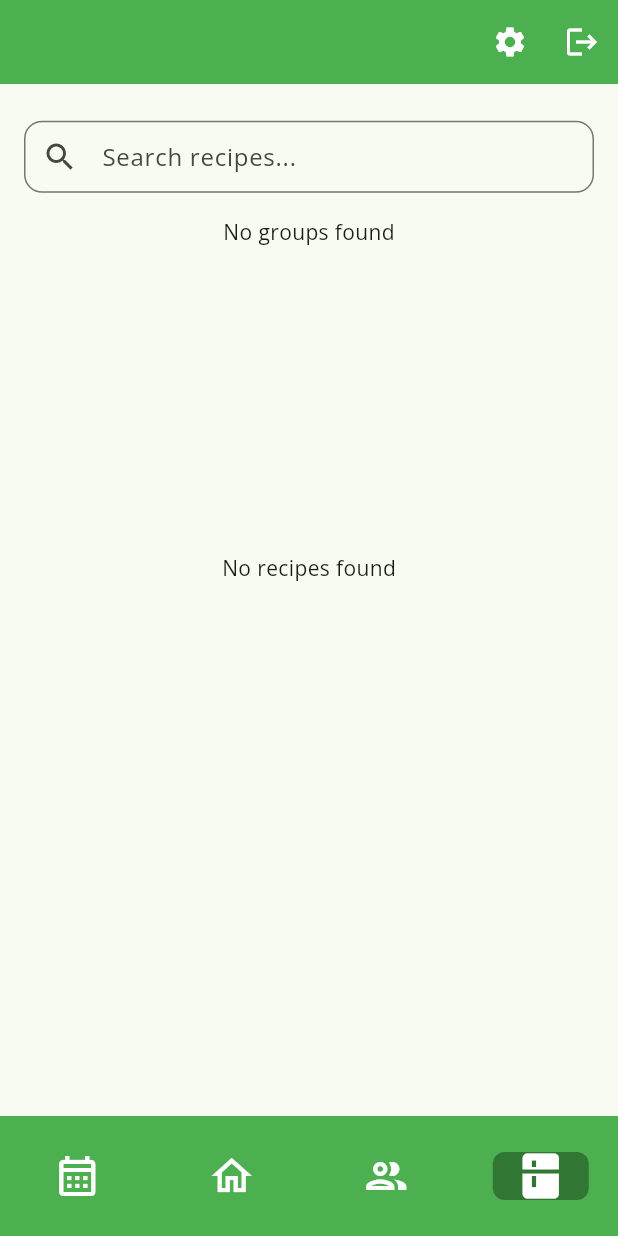
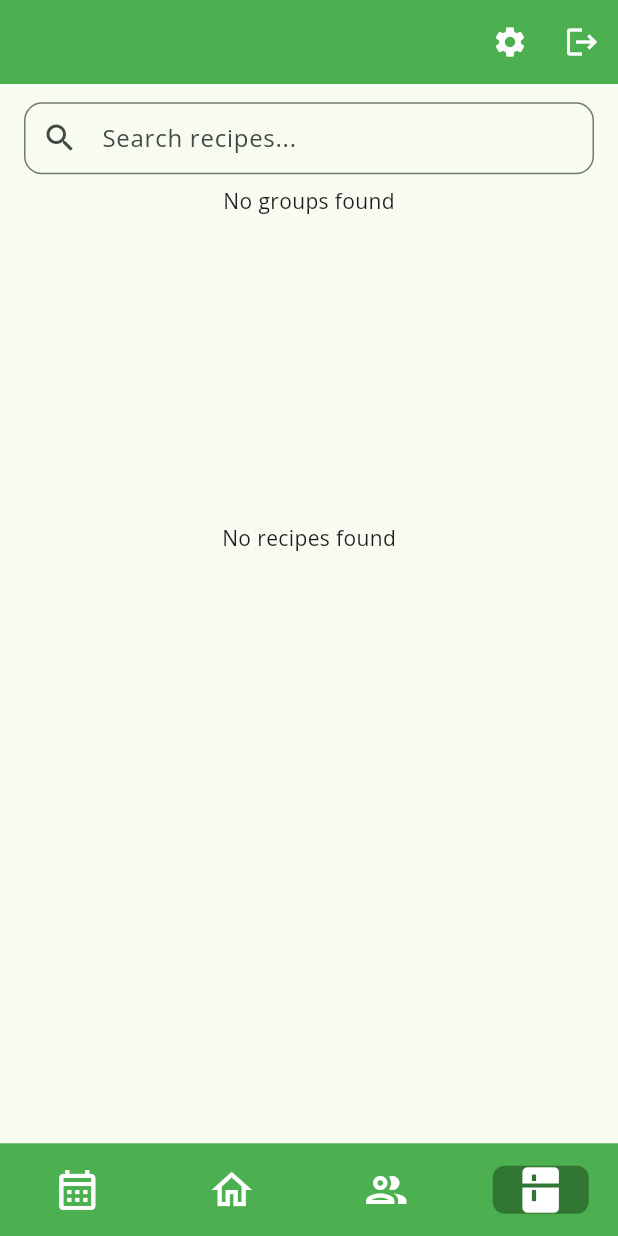
Before and after one commit to JamesMeta/Menu-Plus, a Flutter app: the NavigationalBaseScreen screen opened by its route, item 4 of the bottom bar chosen, on a phone screen of 412 x 824 dp. Run offline on Flutter 3.47's test engine with Material 3 defaults, Android fonts, the light colour scheme and no system bars; our stand-ins replace cached_network_image, flutter_screenutil, go_router, google_sign_in, image_cropper, image_picker and 3 more; accounts and stored records are empty; network calls fail.

Commit message:
minor UI changes

```diff
--- a/rankmyroast/lib/screens/navigational_base_screen/navigational_base_screen.dart
+++ b/rankmyroast/lib/screens/navigational_base_screen/navigational_base_screen.dart
@@ -1,4 +1,5 @@
 import 'package:flutter/material.dart';
+import 'package:flutter_screenutil/flutter_screenutil.dart';
 import 'package:go_router/go_router.dart';
 import 'package:rankmyroast/screens/navigational_base_screen/views/calendar/calendar_view.dart';
 import 'package:rankmyroast/screens/navigational_base_screen/views/groups/groups_view.dart';
@@ -60,6 +61,7 @@ class _NavigationalBaseScreenState extends State<NavigationalBaseScreen> {
       bottomNavigationBar: NavigationBarTheme(
         data: NavigationBarThemeData(
           indicatorColor: const Color.fromARGB(255, 49, 119, 51),
+          height: 60.h,
           indicatorShape: RoundedRectangleBorder(
             borderRadius: BorderRadius.circular(8),
           ),
--- a/rankmyroast/lib/screens/navigational_base_screen/views/groups/groups_view.dart
+++ b/rankmyroast/lib/screens/navigational_base_screen/views/groups/groups_view.dart
@@ -26,7 +26,7 @@ class _GroupsViewState extends State<GroupsView> {
   @override
   Widget build(BuildContext context) {
     return Padding(
-      padding: const EdgeInsets.symmetric(horizontal: 16, vertical: 8),
+      padding: EdgeInsets.symmetric(horizontal: 16, vertical: 4),
       child: Column(
         crossAxisAlignment: CrossAxisAlignment.center,
         children: [
--- a/rankmyroast/lib/screens/navigational_base_screen/views/recipe/recipe_view.dart
+++ b/rankmyroast/lib/screens/navigational_base_screen/views/recipe/recipe_view.dart
@@ -42,7 +42,7 @@ class _RecipeViewState extends State<RecipeView> {
   @override
   Widget build(BuildContext context) {
     return Padding(
-      padding: const EdgeInsets.symmetric(horizontal: 16, vertical: 8),
+      padding: const EdgeInsets.symmetric(horizontal: 16, vertical: 4),
       child: Column(
         children: [
           FutureBuilder(
@@ -147,7 +147,7 @@ class _RecipeViewState extends State<RecipeView> {
             },
           ),
 
-          SizedBox(height: 16.h),
+          SizedBox(height: 8.h),
 
           TextField(
             controller: _searchController,
@@ -166,7 +166,7 @@ class _RecipeViewState extends State<RecipeView> {
             ),
           ),
 
-          SizedBox(height: 16.h),
+          SizedBox(height: 8.h),
 
           FutureBuilder(
             future: _groupsList,
```
